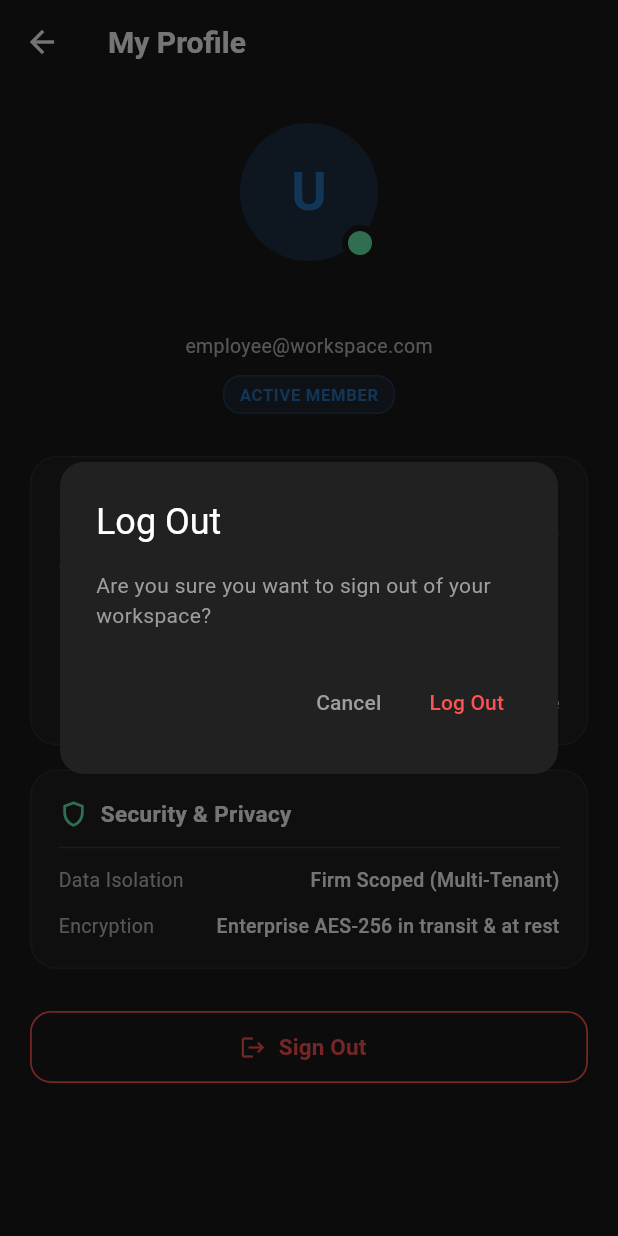
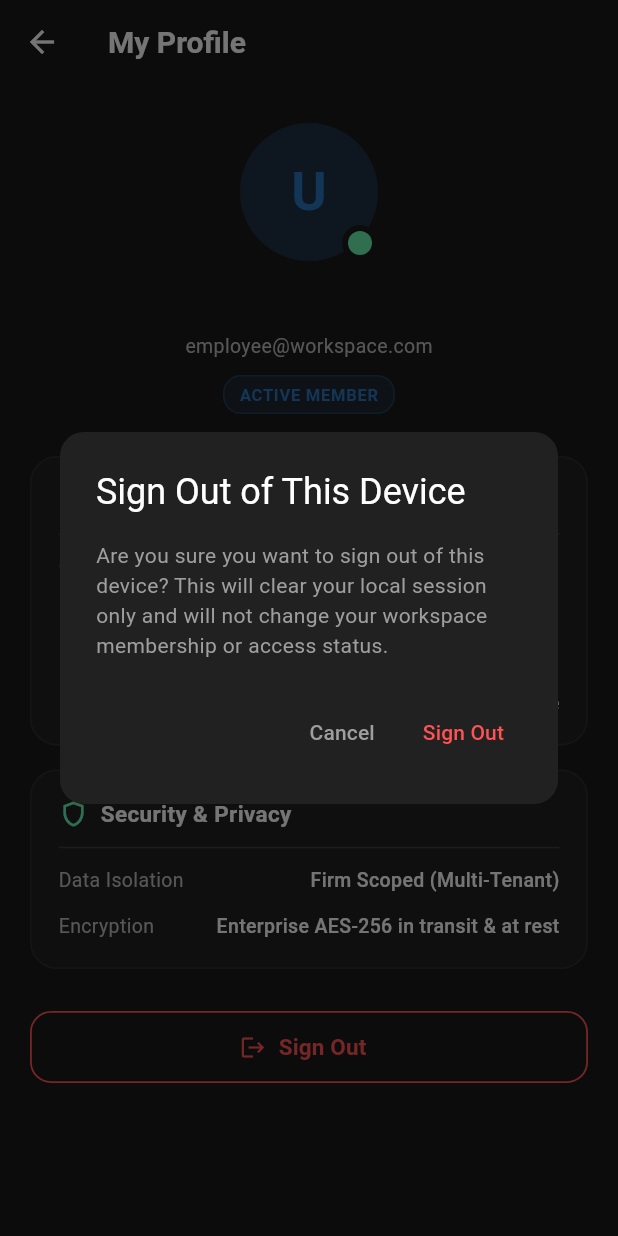
Before and after one commit to cbblay-ingithub/ProntoChat-app, a Flutter app: the EmployeeProfileTab screen opened directly with empty values, after a tap on "Sign Out", on a phone screen of 412 x 824 dp. Run offline on Flutter 3.47's test engine with Material 3 defaults, Android fonts, the phone set to English and light mode, and no system bars; our stand-ins replace app_links, cloud_firestore, csv, file_picker, firebase_auth, firebase_core and 8 more; missing offline and left inert: chottu_link; accounts and stored records are empty.

```diff
--- a/lib/pages/employee/employee_profile_tab.dart
+++ b/lib/pages/employee/employee_profile_tab.dart
@@ -24,9 +24,9 @@ class EmployeeProfileTab extends StatelessWidget {
       builder: (dialogCtx) => AlertDialog(
         backgroundColor: const Color.fromRGBO(34, 33, 33, 1),
         shape: RoundedRectangleBorder(borderRadius: BorderRadius.circular(16)),
-        title: const Text('Log Out', style: TextStyle(color: Colors.white)),
+        title: const Text('Sign Out of This Device', style: TextStyle(color: Colors.white)),
         content: const Text(
-          'Are you sure you want to sign out of your workspace?',
+          'Are you sure you want to sign out of this device? This will clear your local session only and will not change your workspace membership or access status.',
           style: TextStyle(color: Colors.grey),
         ),
         actions: [
@@ -36,7 +36,7 @@ class EmployeeProfileTab extends StatelessWidget {
           ),
           TextButton(
             onPressed: () => Navigator.pop(dialogCtx, true),
-            child: const Text('Log Out', style: TextStyle(color: Colors.redAccent)),
+            child: const Text('Sign Out', style: TextStyle(color: Colors.redAccent)),
           ),
         ],
       ),
--- a/lib/router/app_router.dart
+++ b/lib/router/app_router.dart
@@ -10,7 +10,6 @@ import '../pages/search_page.dart';
 import '../screens/employee/employee_onboarding_screen.dart';
 import '../screens/employee/employee_profile_screen.dart';
 import '../screens/employee/pending_approval_screen.dart';
-import '../screens/employee/main_chat_screen.dart';
 import '../screens/employee/firm_chat_screen.dart';
 import '../providers/deep_link_provider.dart';
 import '../services/navigation_service.dart';
@@ -72,10 +71,6 @@ final goRouterProvider = Provider<GoRouter>((ref) {
         },
       ),
       GoRoute(
-        path: '/main-chat',
-        builder: (context, state) => const MainChatScreen(),
-      ),
-      GoRoute(
         path: '/firm-chat',
         builder: (context, state) {
           final firmId = state.uri.queryParameters['firmId'] ?? '';
```
Also changed, not shown: lib/screens/employee/firm_chat_screen.dart (+6 -10 lines), lib/services/chat_service.dart (+12 -1 lines).
